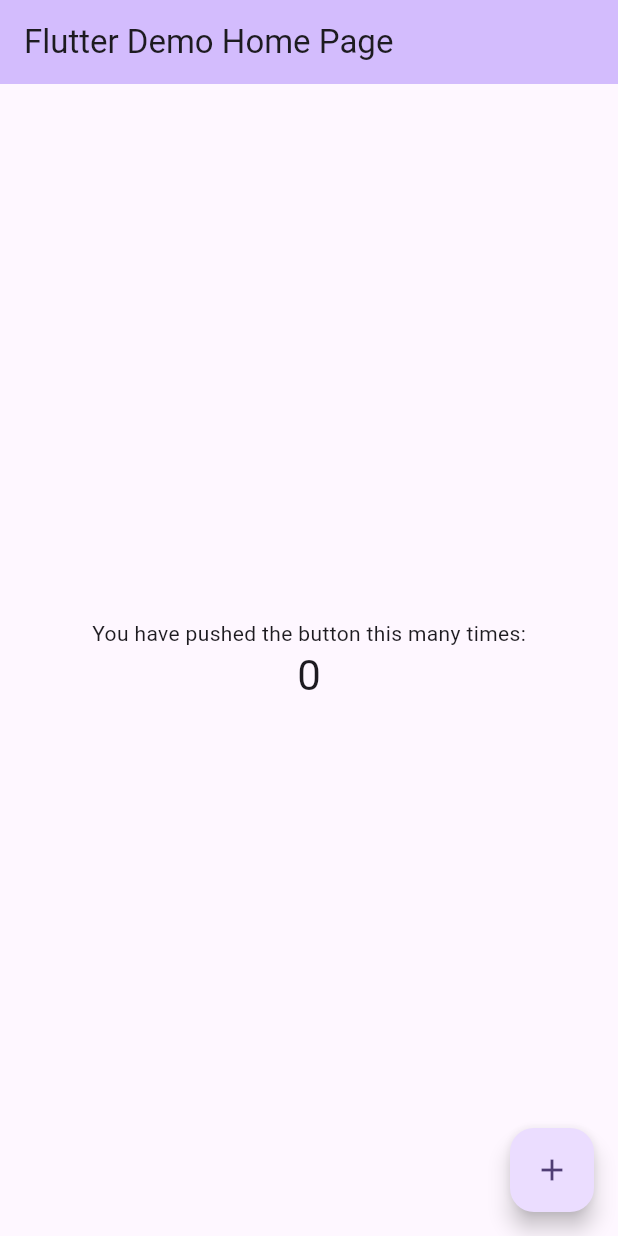
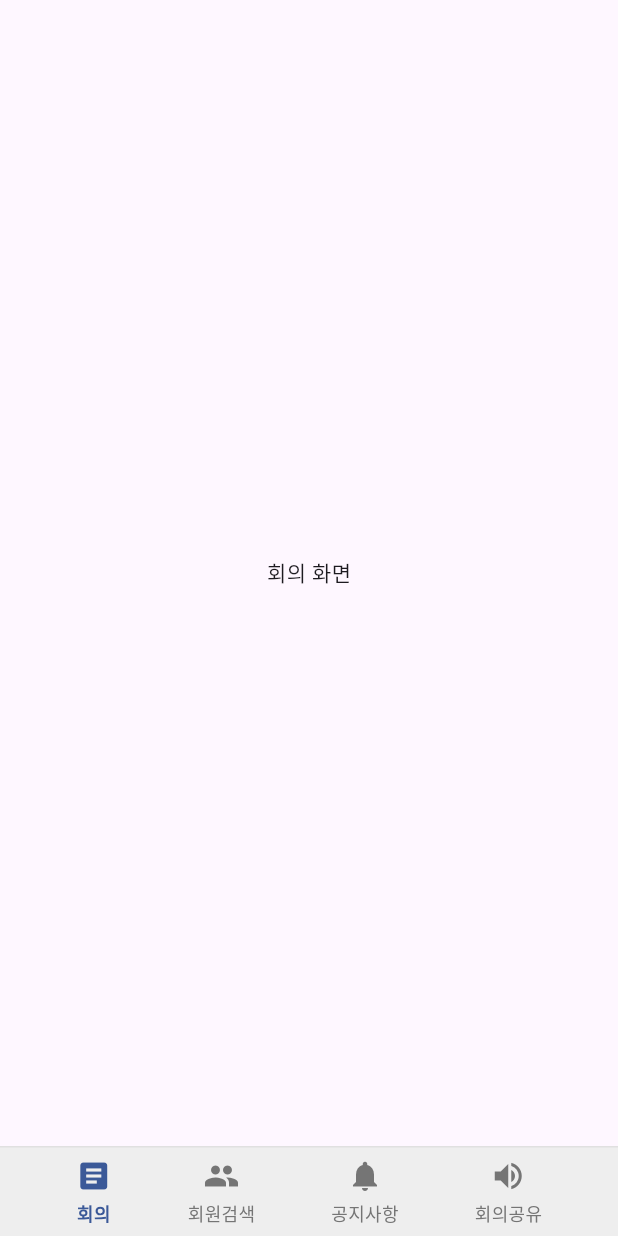
Before and after one commit to Mseunghwan/proj1, a Flutter app: the screen it shows after launch, on a phone screen of 412 x 824 dp. Run offline on Flutter 3.47's test engine with Material 3 defaults, Android fonts, the phone set to English and light mode, and no system bars.

Commit message:
add something

```diff
--- a/lib/main.dart
+++ b/lib/main.dart
@@ -1,125 +1,21 @@
+// lib/main.dart
 import 'package:flutter/material.dart';
+import 'package:proj1/navigation/main_screen.dart';
 
 void main() {
   runApp(const MyApp());
 }
 
 class MyApp extends StatelessWidget {
-  const MyApp({super.key});
+  const MyApp({Key? key}) : super(key: key);
 
-  // This widget is the root of your application.
   @override
   Widget build(BuildContext context) {
     return MaterialApp(
-      title: 'Flutter Demo',
       theme: ThemeData(
-        // This is the theme of your application.
-        //
-        // TRY THIS: Try running your application with "flutter run". You'll see
-        // the application has a purple toolbar. Then, without quitting the app,
-        // try changing the seedColor in the colorScheme below to Colors.green
-        // and then invoke "hot reload" (save your changes or press the "hot
-        // reload" button in a Flutter-supported IDE, or press "r" if you used
-        // the command line to start the app).
-        //
-        // Notice that the counter didn't reset back to zero; the application
-        // state is not lost during the reload. To reset the state, use hot
-        // restart instead.
-        //
-        // This works for code too, not just values: Most code changes can be
-        // tested with just a hot reload.
-        colorScheme: ColorScheme.fromSeed(seedColor: Colors.deepPurple),
-        useMaterial3: true,
+        primaryColor: const Color(0xFF3B5998),
       ),
-      home: const MyHomePage(title: 'Flutter Demo Home Page'),
+      home: const MainScreen(),
     );
   }
 }
-
-class MyHomePage extends StatefulWidget {
-  const MyHomePage({super.key, required this.title});
-
-  // This widget is the home page of your application. It is stateful, meaning
-  // that it has a State object (defined below) that contains fields that affect
-  // how it looks.
-
-  // This class is the configuration for the state. It holds the values (in this
-  // case the title) provided by the parent (in this case the App widget) and
-  // used by the build method of the State. Fields in a Widget subclass are
-  // always marked "final".
-
-  final String title;
-
-  @override
-  State<MyHomePage> createState() => _MyHomePageState();
-}
-
-class _MyHomePageState extends State<MyHomePage> {
-  int _counter = 0;
-
-  void _incrementCounter() {
-    setState(() {
-      // This call to setState tells the Flutter framework that something has
-      // changed in this State, which causes it to rerun the build method below
-      // so that the display can reflect the updated values. If we changed
-      // _counter without calling setState(), then the build method would not be
-      // called again, and so nothing would appear to happen.
-      _counter++;
-    });
-  }
-
-  @override
-  Widget build(BuildContext context) {
-    // This method is rerun every time setState is called, for instance as done
-    // by the _incrementCounter method above.
-    //
-    // The Flutter framework has been optimized to make rerunning build methods
-    // fast, so that you can just rebuild anything that needs updating rather
-    // than having to individually change instances of widgets.
-    return Scaffold(
-      appBar: AppBar(
-        // TRY THIS: Try changing the color here to a specific color (to
-        // Colors.amber, perhaps?) and trigger a hot reload to see the AppBar
-        // change color while the other colors stay the same.
-        backgroundColor: Theme.of(context).colorScheme.inversePrimary,
-        // Here we take the value from the MyHomePage object that was created by
-        // the App.build method, and use it to set our appbar title.
-        title: Text(widget.title),
-      ),
-      body: Center(
-        // Center is a layout widget. It takes a single child and positions it
-        // in the middle of the parent.
-        child: Column(
-          // Column is also a layout widget. It takes a list of children and
-          // arranges them vertically. By default, it sizes itself to fit its
-          // children horizontally, and tries to be as tall as its parent.
-          //
-          // Column has various properties to control how it sizes itself and
-          // how it positions its children. Here we use mainAxisAlignment to
-          // center the children vertically; the main axis here is the vertical
-          // axis because Columns are vertical (the cross axis would be
-          // horizontal).
-          //
-          // TRY THIS: Invoke "debug painting" (choose the "Toggle Debug Paint"
-          // action in the IDE, or press "p" in the console), to see the
-          // wireframe for each widget.
-          mainAxisAlignment: MainAxisAlignment.center,
-          children: <Widget>[
-            const Text(
-              'You have pushed the button this many times:',
-            ),
-            Text(
-              '$_counter',
-              style: Theme.of(context).textTheme.headlineMedium,
-            ),
-          ],
-        ),
-      ),
-      floatingActionButton: FloatingActionButton(
-        onPressed: _incrementCounter,
-        tooltip: 'Increment',
-        child: const Icon(Icons.add),
-      ), // This trailing comma makes auto-formatting nicer for build methods.
-    );
-  }
-}
--- /dev/null
+++ b/lib/navigation/main_navigation.dart
@@ -0,0 +1,59 @@
+import 'package:flutter/material.dart';
+
+class MainNavigation extends StatelessWidget {
+  final int currentIndex;
+  final Function(int) onTap;
+
+  const MainNavigation({
+    Key? key,
+    required this.currentIndex,
+    required this.onTap,
+  }) : super(key: key);
+
+  @override
+  Widget build(BuildContext context) {
+    return Container(
+      height: 60,
+      decoration: BoxDecoration(
+        color: Colors.grey.shade200,
+        border: Border(
+          top: BorderSide(color: Colors.grey.shade300),
+        ),
+      ),
+      child: Row(
+        mainAxisAlignment: MainAxisAlignment.spaceEvenly,
+        children: [
+          _buildNavItem(0, Icons.article, '회의'),
+          _buildNavItem(1, Icons.group, '회원검색'),
+          _buildNavItem(2, Icons.notifications, '공지사항'),
+          _buildNavItem(3, Icons.volume_up, '회의공유'),
+        ],
+      ),
+    );
+  }
+
+  Widget _buildNavItem(int index, IconData icon, String label) {
+    final isSelected = currentIndex == index;
+    return InkWell(
+      onTap: () => onTap(index),
+      child: Column(
+        mainAxisAlignment: MainAxisAlignment.center,
+        children: [
+          Icon(
+            icon,
+            color: isSelected ? const Color(0xFF3B5998) : Colors.grey.shade600,
+          ),
+          SizedBox(height: 4),
+          Text(
+            label,
+            style: TextStyle(
+              fontSize: 12,
+              color: isSelected ? const Color(0xFF3B5998) : Colors.grey.shade600,
+              fontWeight: isSelected ? FontWeight.bold : FontWeight.normal,
+            ),
+          ),
+        ],
+      ),
+    );
+  }
+}
--- /dev/null
+++ b/lib/navigation/main_screen.dart
@@ -0,0 +1,37 @@
+// lib/navigation/main_screen.dart
+import 'package:flutter/material.dart';
+import 'package:proj1/screens/announcement.dart';
+import 'package:proj1/navigation/main_navigation.dart';
+
+class MainScreen extends StatefulWidget {
+  const MainScreen({Key? key}) : super(key: key);
+
+  @override
+  State<MainScreen> createState() => _MainScreenState();
+}
+
+class _MainScreenState extends State<MainScreen> {
+  int _currentIndex = 0;
+
+  final List<Widget> _screens = [
+    const Center(child: Text('회의 화면')),  // 임시 회의 화면
+    const Announcement(),                  // 회원검색 화면
+    const Announcement(),                  // 공지사항 화면
+    const Announcement(),                    // 공지사항 화면
+  ];
+
+  @override
+  Widget build(BuildContext context) {
+    return Scaffold(
+      body: _screens[_currentIndex],
+      bottomNavigationBar: MainNavigation(
+        currentIndex: _currentIndex,
+        onTap: (index) {
+          setState(() {
+            _currentIndex = index;
+          });
+        },
+      ),
+    );
+  }
+}
```
Also changed, not shown: lib/screens/announcement.dart (+141 -0 lines).
